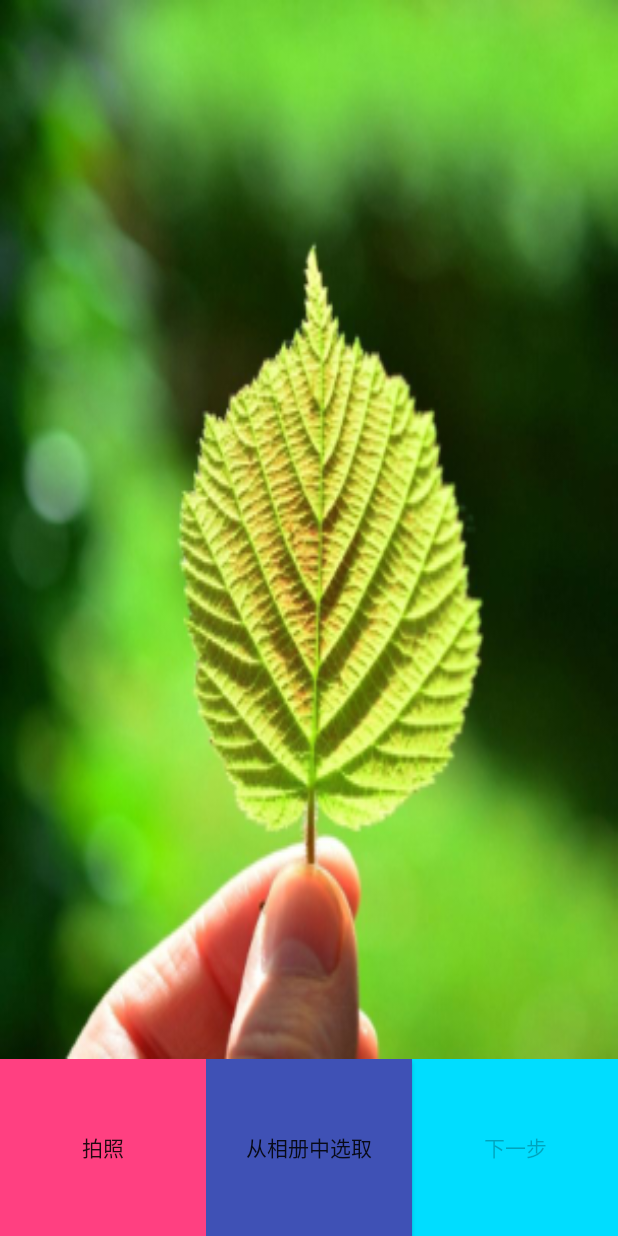
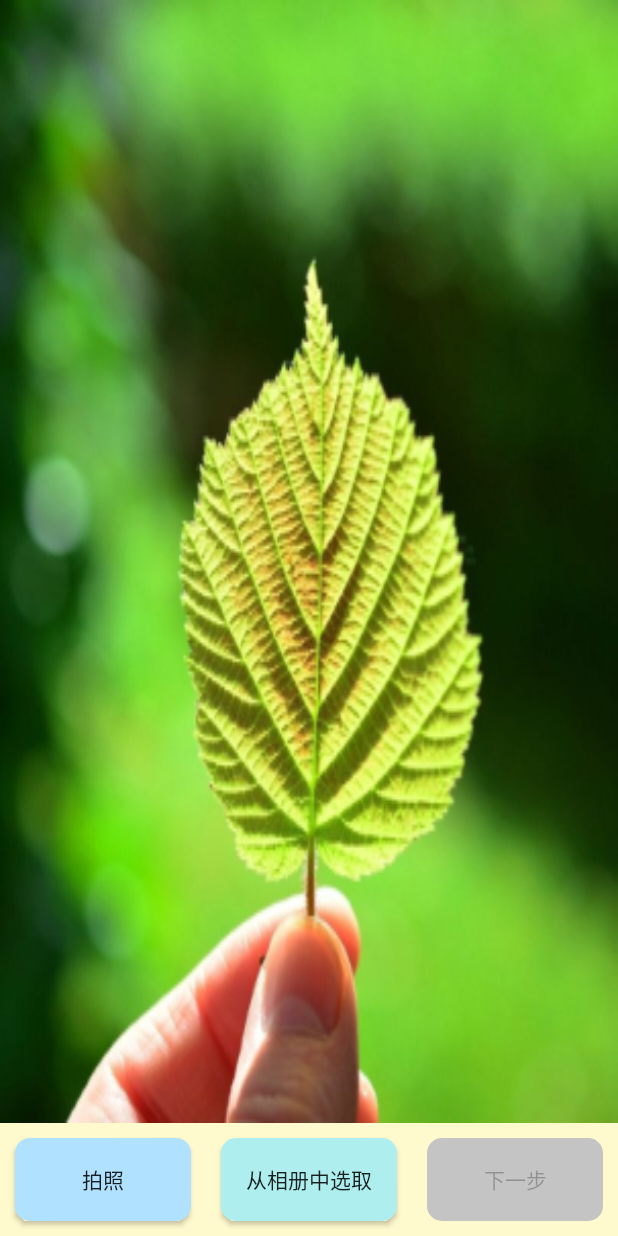
Before and after one commit to fatetail/FantasyImage, an Android app: the PickImageActivity screen opened directly, with no data from a screen before it, on a phone screen of 412 x 824 dp. Run offline under Robolectric (Android 15) with nearby library versions, the phone set to English and light mode, and no system bars.

Commit message:
修改了选择图片和编辑图片的UI以及功能列表的UI

```diff
--- /dev/null
+++ b/app/src/main/res/drawable/btn_round_album.xml
@@ -0,0 +1,8 @@
+<?xml version="1.0" encoding="utf-8"?>
+<shape xmlns:android="http://schemas.android.com/apk/res/android">
+    <solid android:color="#AEEEEE"/>
+    <corners android:topLeftRadius="10dip"
+        android:topRightRadius="10dip"
+        android:bottomRightRadius="10dip"
+        android:bottomLeftRadius="10dip" />
+</shape>
--- /dev/null
+++ b/app/src/main/res/drawable/btn_round_camera.xml
@@ -0,0 +1,8 @@
+<?xml version="1.0" encoding="utf-8"?>
+<shape xmlns:android="http://schemas.android.com/apk/res/android">
+    <solid android:color="#B0E2FF"/>
+    <corners android:topLeftRadius="10dip"
+        android:topRightRadius="10dip"
+        android:bottomRightRadius="10dip"
+        android:bottomLeftRadius="10dip" />
+</shape>
--- /dev/null
+++ b/app/src/main/res/drawable/btn_round_next.xml
@@ -0,0 +1,9 @@
+<?xml version="1.0" encoding="utf-8"?>
+<shape xmlns:android="http://schemas.android.com/apk/res/android">
+    <solid android:color="#C4C4C4"/>
+    <corners android:topLeftRadius="10dip"
+        android:topRightRadius="10dip"
+        android:bottomRightRadius="10dip"
+        android:bottomLeftRadius="10dip" />
+
+</shape>
--- a/app/src/main/res/layout/activity_listfunction.xml
+++ b/app/src/main/res/layout/activity_listfunction.xml
@@ -6,6 +6,7 @@
         android:id="@+id/function_list"
         android:layout_width="match_parent"
         android:layout_height="match_parent"
+        android:divider="@android:color/transparent"
         android:paddingTop="10dp"
         android:paddingBottom="10dp"
         android:layout_marginTop="10dp"
--- a/app/src/main/res/layout/activity_pickimage.xml
+++ b/app/src/main/res/layout/activity_pickimage.xml
@@ -4,21 +4,23 @@
     android:layout_width="match_parent"
     android:layout_height="match_parent"
     android:orientation="vertical"
+
+    android:id="@+id/pick_image_layout"
     >
+
     <LinearLayout
         android:layout_width="match_parent"
         android:layout_height="0dp"
-        android:layout_weight="6"
+        android:layout_weight="10"
         android:gravity="fill_vertical">
+
         <ImageView
+            android:id="@+id/pick_image_view"
             android:layout_width="match_parent"
             android:layout_height="match_parent"
-            android:layout_weight="4"
             android:layout_gravity="fill_vertical"
-            android:id="@+id/pick_image_view"
-            android:src="@mipmap/pic"
             android:scaleType="fitXY"
-            />
+            android:src="@mipmap/pic" />
 
     </LinearLayout>
 
@@ -27,26 +29,27 @@
         android:layout_width="match_parent"
         android:layout_height="0dp"
         android:layout_weight="1"
-        android:background="@android:color/darker_gray"
+        android:background="#FFFACD"
         android:orientation="horizontal">
+
         <Button
+            android:id="@+id/from_camera"
             style="@style/PickActivityButton"
-            android:background="@color/colorAccent"
-            android:id="@+id/from_camera"
+            android:background="@drawable/btn_round_camera"
             android:text="@string/from_camera" />
 
         <Button
+            android:id="@+id/from_album"
             style="@style/PickActivityButton"
-            android:background="@color/colorPrimary"
-            android:id="@+id/from_album"
+            android:background="@drawable/btn_round_album"
             android:text="@string/from_album" />
 
         <Button
+            android:id="@+id/next_step"
             style="@style/PickActivityButton"
-            android:background="@android:color/holo_blue_bright"
-            android:id="@+id/next_step"
-            android:text="@string/next_step"
-            android:enabled="false" />
+            android:background="@drawable/btn_round_next"
+            android:enabled="false"
+            android:text="@string/next_step" />
     </LinearLayout>
 
 
--- a/app/src/main/res/layout/list_item.xml
+++ b/app/src/main/res/layout/list_item.xml
@@ -6,5 +6,7 @@
     <TextView
         style="@style/ListItem"
         android:id="@+id/function_item"
+        android:layout_margin="10dp"
+        android:background="@drawable/listitem_round"
         android:text="1"/>
 </LinearLayout>
--- a/app/src/main/res/values/colors.xml
+++ b/app/src/main/res/values/colors.xml
@@ -3,4 +3,6 @@
     <color name="colorPrimary">#3F51B5</color>
     <color name="colorPrimaryDark">#303F9F</color>
     <color name="colorAccent">#FF4081</color>
+    <color name="gray">#BFBFBF</color>
+    <color name="white">#FFFFFF</color>
 </resources>
--- a/app/src/main/res/values/styles.xml
+++ b/app/src/main/res/values/styles.xml
@@ -19,6 +19,7 @@
         <item name="android:layout_width">0dp</item>
         <item name="android:layout_height">match_parent</item>
         <item name="android:layout_weight">1</item>
+        <item name="android:layout_margin">10dp</item>
     </style>
 
 
```
Also changed, not shown: app/src/main/res/drawable/btn_round_edit.xml (added, +8 -0 lines), app/src/main/res/drawable/btn_round_restart.xml (added, +9 -0 lines), app/src/main/res/drawable/btn_round_save.xml (added, +9 -0 lines), app/src/main/res/drawable/listitem_round.xml (added, +12 -0 lines), app/src/main/res/layout/activity_processimage.xml (+10 -8 lines).
